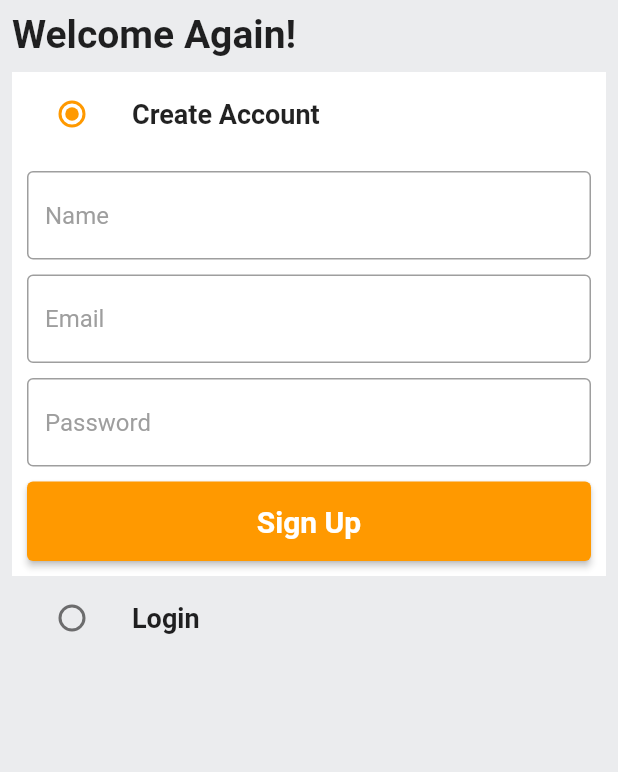
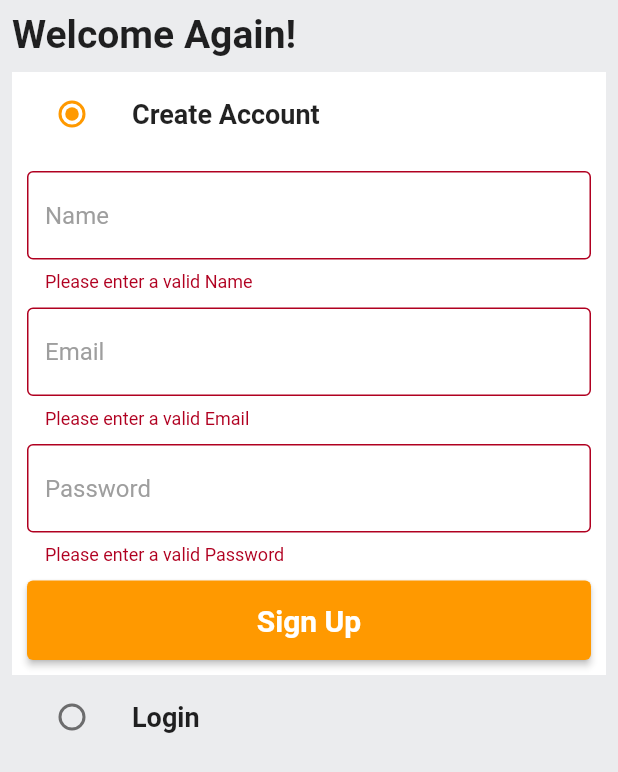
Before and after one commit to Prat2030/Flutter_Amazon_Clone, a Flutter app: the screen it shows after launch, after a tap on "Sign Up", on a phone screen of 412 x 824 dp. Shown: the top 772 px of the screen. Run offline on Flutter 3.47's test engine with Material 2 defaults, Android fonts, the phone set to English and light mode, and no system bars.

```diff
--- a/lib/common/widgets/custom_textfield.dart
+++ b/lib/common/widgets/custom_textfield.dart
@@ -1,3 +1,5 @@
+// ignore_for_file: prefer_const_constructors
+
 import 'package:flutter/material.dart';
 
 class CustomTextField extends StatelessWidget {
@@ -31,7 +33,12 @@ class CustomTextField extends StatelessWidget {
           ),
         ),
       ),
-      validator: (val) {},
+      validator: (val) {
+        if (val!.isEmpty || val == null) {
+          return 'Please enter a valid $hintText';
+        }
+        return null;
+      },
     );
   }
 }
--- a/lib/features/auth/screens/auth_screen.dart
+++ b/lib/features/auth/screens/auth_screen.dart
@@ -34,14 +34,12 @@ class _AuthScreenState extends State<AuthScreen> {
   }
 
   void signUpUser() {
-    if (_signupFormKey.currentState!.validate()) {
     authService.signUpUser(
       context: context,
       name: _namecontroller.text,
       email: _emailcontroller.text,
       password: _passwordcontroller.text,
     );
-    }
   }
 
   @override
@@ -108,7 +106,13 @@ class _AuthScreenState extends State<AuthScreen> {
                           hintText: 'Password',
                         ),
                         const SizedBox(height: 10),
-                        CustomButton(text: 'Sign Up', onTap: () {})
+                        CustomButton(
+                            text: 'Sign Up',
+                            onTap: () {
+                              if (_signupFormKey.currentState!.validate()) {
+                                signUpUser();
+                              }
+                            })
                       ],
                     ),
                   ),
```
Lines whose indentation alone changed are shown as unchanged.
